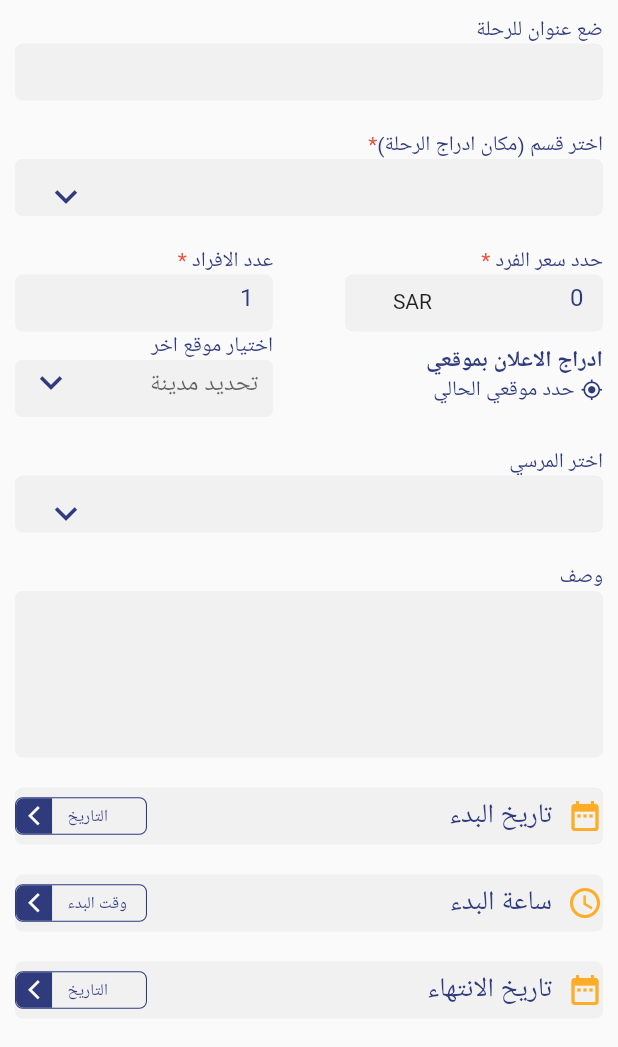
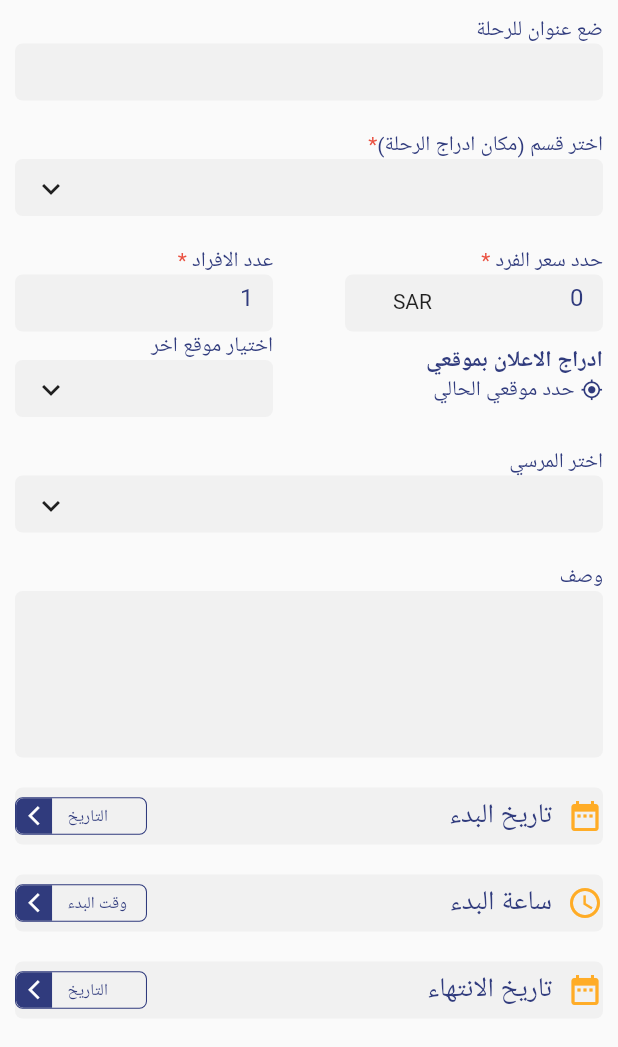
Before and after one commit to shymaa-elfadly/editing, a Flutter app: the screen it shows after launch, on a phone screen of 412 x 824 dp, the part 189-1236 px from its top. Run offline on Flutter 3.47's test engine with Material 2 defaults, Android fonts, the phone set to English and light mode, and no system bars.

Commit message:
'update'

```diff
--- a/lib/new_trip/new_trip.dart
+++ b/lib/new_trip/new_trip.dart
@@ -5,9 +5,18 @@ import 'package:updatte/new_trip/screen_20_f2.dart';
 import 'package:updatte/new_trip/screen_21_f2.dart';
 
 import 'marsa_sheet.dart';
+var marca = TextEditingController();
+var city = TextEditingController();
+var section = TextEditingController();
 
-class NewTrip extends StatelessWidget {
+class NewTrip extends StatefulWidget {
   const NewTrip({Key? key}) : super(key: key);
+
+  @override
+  State<NewTrip> createState() => _NewTripState();
+}
+
+class _NewTripState extends State<NewTrip> {
 
   @override
   Widget build(BuildContext context) {
@@ -119,22 +128,28 @@ class NewTrip extends StatelessWidget {
                           Container(
                             width: double.infinity,
                             height: 38,
-                            padding: const EdgeInsets.all(10),
+                            padding: const EdgeInsets.only(bottom: 10),
                             decoration: BoxDecoration(
                               borderRadius: BorderRadius.circular(5),
                               color: const Color(0xfff1f1f1),
                             ),
-                            child: const TextField(
-                              style: TextStyle(color: Color(0xff303b7d)),
-                              decoration: InputDecoration(
+                            child: Row(
+                              children: [
+                                Expanded(
+                                  child: TextFormField(
+                                    enabled: false,
+                                    decoration: const InputDecoration(
                                       border: InputBorder.none,
-                                  suffixIcon: Icon(
-                                    Icons.keyboard_arrow_down_outlined,
-                                    size: 30,
-                                    color: Color(0xff303b7d),
-                                  )),
+                                    ),
+                                    controller: section,
                                   ),
                                 ),
+                                IconButton(icon: const Icon(Icons.keyboard_arrow_down_outlined), onPressed: (){},),
+
+                              ],
+                          ),),
+
+
                           const SizedBox(
                             height: 20,
                           ),
@@ -169,8 +184,9 @@ class NewTrip extends StatelessWidget {
                                     ),
                                     child:  TextFormField(
                                       style:
-                                          TextStyle(color: Color(0xff303b7d),),
+                                          const TextStyle(color: Color(0xff303b7d),),
                                       initialValue: '0',
+                                      keyboardType: TextInputType.number,
                                       decoration: const InputDecoration(
                                         border: InputBorder.none,
                                         suffixIcon: Text(
@@ -209,9 +225,10 @@ class NewTrip extends StatelessWidget {
                                     ),
                                     child:  TextFormField(
                                       style:
-                                          TextStyle(color: Color(0xff303b7d)),
+                                          const TextStyle(color: Color(0xff303b7d)),
                                       initialValue: '1',
-                                      decoration: InputDecoration(
+                                      keyboardType: TextInputType.number,
+                                      decoration: const InputDecoration(
                                         border: InputBorder.none,
                                       ),
                                     ),
@@ -269,35 +286,31 @@ class NewTrip extends StatelessWidget {
                                   Container(
                                       width: 172,
                                       height: 38,
-                                    padding: const EdgeInsets.only(right: 10),
+                                    padding: const EdgeInsets.only(bottom: 10),
                                       decoration: BoxDecoration(
                                         borderRadius: BorderRadius.circular(5),
                                         color: const Color(0xfff1f1f1),
                                       ),
-                                    child: TextField(
-                                      style: const TextStyle(
-                                          color: Color(0xff303b7d)),
-                                      decoration: InputDecoration(
+                                    child: Row(
+                                      children: [
+                                        Expanded(
+                                          child: TextFormField(
+                                            enabled: false,
+                                            decoration: const InputDecoration(
                                               border: InputBorder.none,
-                                          hintText: 'تحديد مدينة',
-                                          suffixIcon: IconButton(
-                                            padding: const EdgeInsets.only(
-                                                bottom: 10),
-                                            icon: const Icon(
-                                              Icons
-                                                  .keyboard_arrow_down_outlined,
-                                              size: 30,
-                                              color: Color(0xff303b7d),
                                             ),
-                                            onPressed: () {
+                                            controller: city
+                                          ),
+                                        ),
+                                        IconButton(icon: const Icon(Icons.keyboard_arrow_down_outlined), onPressed: (){
                                                       showModalBottomSheet(
                                                           context: context,
                                                           builder: (context) =>
                                                               const CitiesSheet());
-                                            },
-                                          )),
-                                    ),
-                                  ),
+                                        },),
+
+                                      ],
+                                    ),)
                                 ],
                               ),
                             ],
@@ -312,31 +325,31 @@ class NewTrip extends StatelessWidget {
                           Container(
                             width: double.infinity,
                             height: 38,
-                            padding: const EdgeInsets.all(10),
+                            padding: const EdgeInsets.only(bottom: 10),
                             decoration: BoxDecoration(
                               borderRadius: BorderRadius.circular(5),
                               color: const Color(0xfff1f1f1),
                             ),
-                            child: TextField(
-                              style: const TextStyle(color: Color(0xff303b7d)),
-                              decoration: InputDecoration(
+                            child: Row(
+                              children: [
+                                Expanded(
+                                  child: TextFormField(
+                                      enabled: false,
+                                      decoration: const InputDecoration(
                                         border: InputBorder.none,
-                                  suffixIcon: IconButton(
-                                    padding: const EdgeInsets.only(bottom: 10),
-                                    onPressed: () {
+                                      ),
+                                      controller: marca
+                                  ),
+                                ),
+                                IconButton(icon: const Icon(Icons.keyboard_arrow_down_outlined), onPressed: (){
                                   showModalBottomSheet(
                                       isScrollControlled: true,
                                       context: context,
                                       builder: (context) => const MSheet());
-                                    },
-                                    icon: const Icon(
-                                      Icons.keyboard_arrow_down_outlined,
-                                      size: 30,
-                                      color: Color(0xff303b7d),
-                                    ),
-                                  )),
-                            ),
-                          ),
+                                },),
+
+                              ],
+                            ),),
                           const SizedBox(
                             height: 20,
                           ),
```
Also changed, not shown: lib/new_trip/cities_sheet.dart (+7 -19 lines), lib/new_trip/marsa_sheet.dart (+13 -4 lines), lib/new_trip/r_c.dart (+16 -1 lines). Lines whose indentation alone changed are shown as unchanged.
